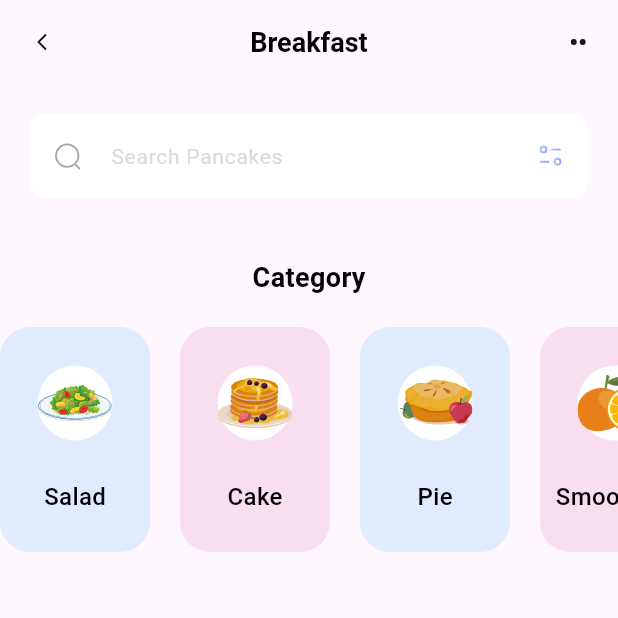
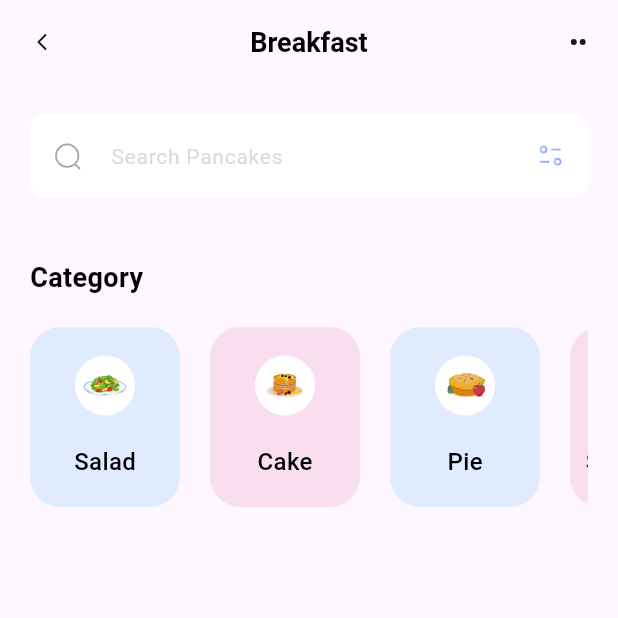
Before and after one commit to cintajay/fitness_app, a Flutter app: the screen it shows after launch, on a phone screen of 412 x 824 dp, the top half of it. Run offline on Flutter 3.47's test engine with Material 3 defaults, Android fonts, the phone set to English and light mode, and no system bars; our stand-ins replace flutter_svg.

Commit message:
Alignments corrected

```diff
--- a/lib/pages/home.dart
+++ b/lib/pages/home.dart
@@ -27,6 +27,7 @@ class _HomePageState extends State<HomePage> {
     return Scaffold(
       appBar: _appBar(),
       body: Column(
+        crossAxisAlignment: CrossAxisAlignment.start,
         children: [
           _searchField(),
           _categoriesText(), //if no comma, use comma and add on
@@ -58,7 +59,11 @@ class _HomePageState extends State<HomePage> {
 
   Container _categories() {
     return Container(
-          height: 150,
+          padding: const EdgeInsets.only(
+            left: 20,
+            right: 20
+          ),
+          height: 120,
           child: ListView.separated(
             scrollDirection: Axis.horizontal,
             itemCount: categories.length,
@@ -74,13 +79,14 @@ class _HomePageState extends State<HomePage> {
                   mainAxisAlignment: MainAxisAlignment.spaceEvenly,
                   children: [
                     Container(
-                      height: 50,
-                      width: 50,
+                      height: 40,
+                      width: 40,
                       decoration: const BoxDecoration(
                         shape: BoxShape.circle,
                         color: Colors.white
                       ),
                       child: SvgPicture.asset(categories[index].iconPath),
+                      alignment: Alignment.center,
                     ),
                     Text(
                       categories[index].name,
```
